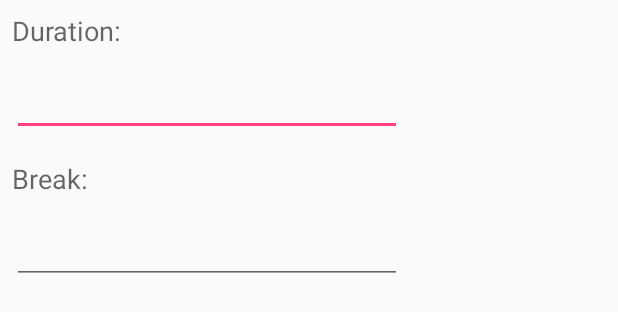
After one commit to ThomasKomarnicki/RingTimer, an Android app: the layout fragment_add_timer.xml on its own in the app's theme, with its tools: preview values and no code run, on a phone screen of 412 x 824 dp. The commit adds this screen. Shown: the top 312 px of the screen. Run offline under Robolectric (Android 15) with nearby library versions, the phone set to English and light mode, and no system bars.

Commit message:
start add timer fragment

```diff
--- a/app/build.gradle
+++ b/app/build.gradle
@@ -38,4 +38,5 @@ dependencies {
 
     compile "android.arch.persistence.room:runtime:1.0.0-alpha1"
     annotationProcessor "android.arch.persistence.room:compiler:1.0.0-alpha1"
+    compile 'com.android.support:design:25.3.1'
 }
--- a/app/src/main/AndroidManifest.xml
+++ b/app/src/main/AndroidManifest.xml
@@ -9,7 +9,7 @@
         android:roundIcon="@mipmap/ic_launcher_round"
         android:supportsRtl="true"
         android:theme="@style/AppTheme">
-        <activity android:name=".TimerList.TimerListActivity">
+        <activity android:name=".timerlist.TimerListActivity">
             <intent-filter>
                 <action android:name="android.intent.action.MAIN"/>
 
--- /dev/null
+++ b/app/src/main/res/layout/fragment_add_timer.xml
@@ -0,0 +1,54 @@
+<?xml version="1.0" encoding="utf-8"?>
+<android.support.constraint.ConstraintLayout
+    xmlns:android="http://schemas.android.com/apk/res/android"
+    xmlns:app="http://schemas.android.com/apk/res-auto"
+    xmlns:tools="http://schemas.android.com/tools"
+    android:layout_width="match_parent"
+    android:layout_height="match_parent">
+
+    <TextView
+        android:id="@+id/textView"
+        android:layout_width="match_parent"
+        android:layout_height="wrap_content"
+        android:layout_marginStart="8dp"
+        android:layout_marginTop="8dp"
+        android:text="Duration:"
+        android:textAppearance="@android:style/TextAppearance.Material.Medium"
+        app:layout_constraintStart_toStartOf="parent"
+        app:layout_constraintTop_toTopOf="parent"/>
+
+    <EditText
+        android:id="@+id/editText"
+        android:layout_width="wrap_content"
+        android:layout_height="wrap_content"
+        android:layout_marginStart="8dp"
+        android:layout_marginTop="8dp"
+        android:ems="10"
+        android:inputType="time"
+        android:textAppearance="@android:style/TextAppearance.Material.Large"
+        app:layout_constraintStart_toStartOf="parent"
+        app:layout_constraintTop_toBottomOf="@+id/textView"/>
+
+    <TextView
+        android:id="@+id/textView2"
+        android:layout_width="match_parent"
+        android:layout_height="wrap_content"
+        android:layout_marginStart="8dp"
+        android:layout_marginTop="16dp"
+        android:text="Break:"
+        android:textAppearance="@android:style/TextAppearance.Material.Medium"
+        app:layout_constraintStart_toStartOf="parent"
+        app:layout_constraintTop_toBottomOf="@+id/editText"/>
+
+    <EditText
+        android:id="@+id/editText2"
+        android:layout_width="wrap_content"
+        android:layout_height="wrap_content"
+        android:layout_marginStart="8dp"
+        android:layout_marginTop="8dp"
+        android:ems="10"
+        android:inputType="time"
+        android:textAppearance="@android:style/TextAppearance.Material.Large"
+        app:layout_constraintStart_toStartOf="parent"
+        app:layout_constraintTop_toBottomOf="@+id/textView2"/>
+</android.support.constraint.ConstraintLayout>
```
Also changed, not shown: app/src/main/java/com/github/komarnicki/thomas/ringtimer/addtimer/AddTimerFragment.kt (added, +19 -0 lines), app/src/main/java/com/github/komarnicki/thomas/ringtimer/timerlist/TimerListActivity.kt (renamed from app/src/main/java/com/github/komarnicki/thomas/ringtimer/TimerList/TimerListActivity.kt, +8 -2 lines), app/src/main/java/com/github/komarnicki/thomas/ringtimer/timerlist/TimerListFragment.kt (added, +58 -0 lines), app/src/main/java/com/github/komarnicki/thomas/ringtimer/timerlist/TimerListViewModel.kt (renamed from app/src/main/java/com/github/komarnicki/thomas/ringtimer/TimerList/TimerViewModel.kt, +7 -6 lines), app/src/main/java/com/github/komarnicki/thomas/ringtimer/timerlist/TimersAdapter.kt (renamed from app/src/main/java/com/github/komarnicki/thomas/ringtimer/TimerList/TimersAdapter.kt, +17 -3 lines), app/src/main/res/drawable/ic_add_black_24dp.xml (added, +9 -0 lines), app/src/main/res/layout/activity_timer_list.xml (+15 -5 lines), app/src/main/res/layout/fragment_timer_list.xml (added, +26 -0 lines), app/src/main/res/layout/row_timers.xml (+5 -5 lines).
